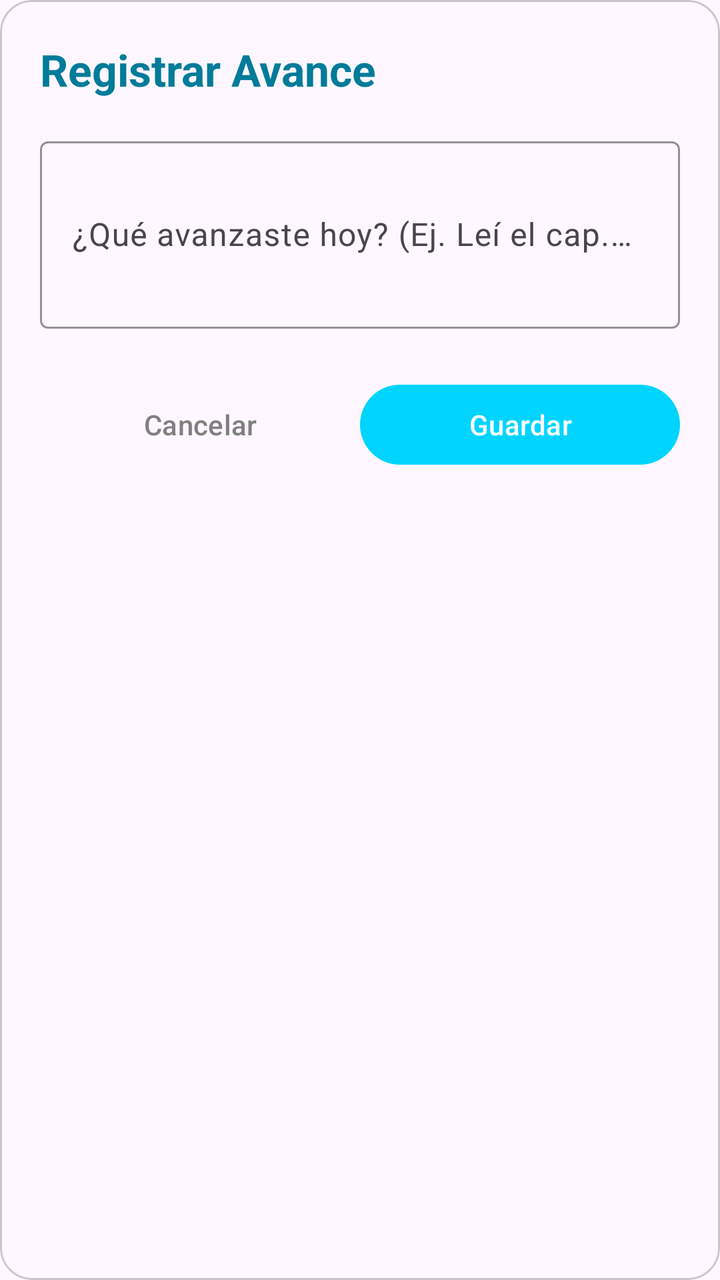
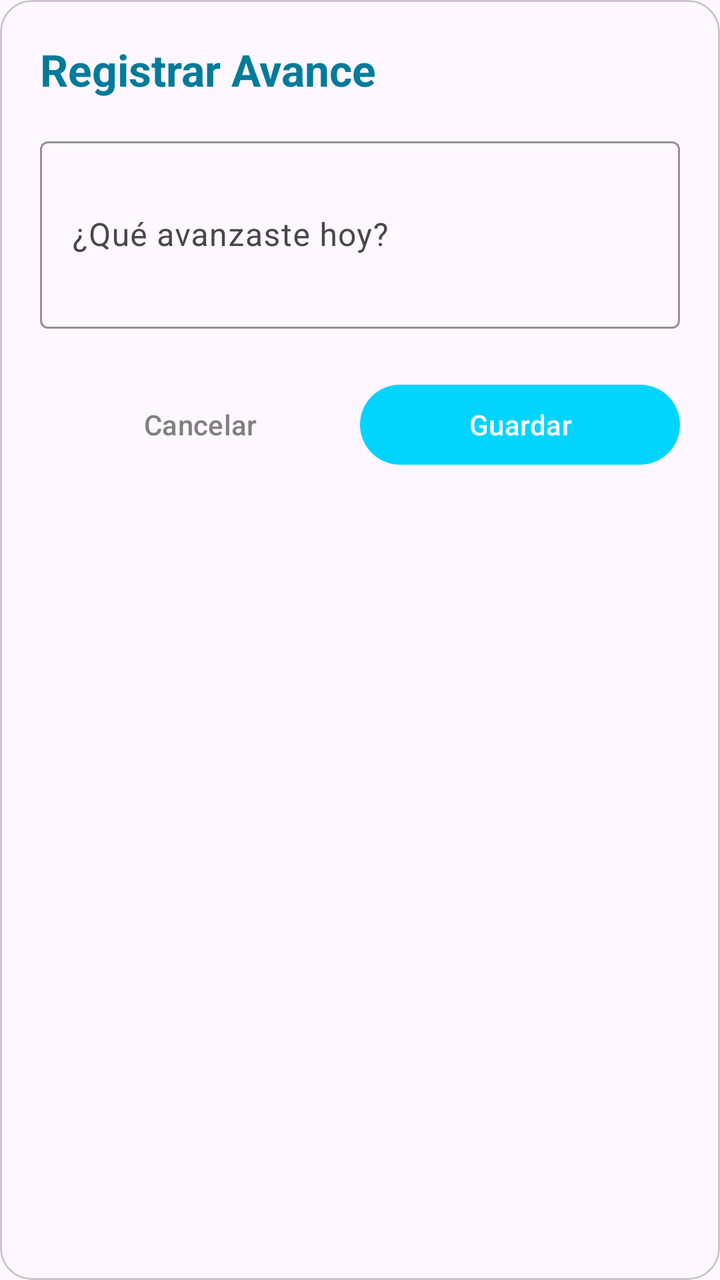

Compare the two renders of this Android layout. The source of the first and the diff that turns it into the second are given below.
<!-- AndroidManifest.xml: application theme Theme.StudiOS -->
<!-- res/layout/pantalla_registrar_avance.xml -->
<?xml version="1.0" encoding="utf-8"?>
<com.google.android.material.card.MaterialCardView xmlns:android="http://schemas.android.com/apk/res/android"
    xmlns:app="http://schemas.android.com/apk/res-auto"
    android:layout_width="match_parent"
    android:layout_height="wrap_content"
    app:cardCornerRadius="16dp"
    app:cardBackgroundColor="?attr/colorSurface">

    <LinearLayout
        android:layout_width="match_parent"
        android:layout_height="wrap_content"
        android:orientation="vertical"
        android:padding="20dp">

        <TextView
            android:layout_width="wrap_content"
            android:layout_height="wrap_content"
            android:text="Registrar Avance"
            android:textColor="@color/studios_cyan_titulo"
            android:textSize="22sp"
            android:textStyle="bold"
            android:layout_marginBottom="16dp"/>

        <com.google.android.material.textfield.TextInputLayout
            style="@style/Widget.Material3.TextInputLayout.OutlinedBox"
            android:layout_width="match_parent"
            android:layout_height="wrap_content"
            app:boxStrokeColor="@color/studios_cyan"
            android:layout_marginBottom="24dp">

            <com.google.android.material.textfield.TextInputEditText
                android:id="@+id/etNotaAvance"
                android:layout_width="match_parent"
                android:layout_height="wrap_content"
                android:lines="3"
                android:hint="¿Qué avanzaste hoy? (Ej. Leí el cap. 1)"
                android:inputType="textMultiLine"
                android:textColor="?attr/colorOnSurface"/>
        </com.google.android.material.textfield.TextInputLayout>

        <LinearLayout
            android:layout_width="match_parent"
            android:layout_height="wrap_content"
            android:orientation="horizontal">

            <Button
                android:id="@+id/btnCancelarAvance"
                style="@style/Widget.Material3.Button.TextButton"
                android:layout_width="0dp"
                android:layout_height="wrap_content"
                android:layout_weight="1"
                android:text="Cancelar"
                android:textColor="@color/gris_texto"/>

            <Button
                android:id="@+id/btnGuardarAvance"
                android:layout_width="0dp"
                android:layout_height="wrap_content"
                android:layout_weight="1"
                android:text="Guardar"
                app:backgroundTint="@color/studios_cyan"/>
        </LinearLayout>
    </LinearLayout>
</com.google.android.material.card.MaterialCardView>
<!-- resources referenced by this layout -->
<resources>
  <color name="gris_texto">#808080</color>
  <color name="studios_cyan">#00D4FF</color>
  <color name="studios_cyan_titulo">#007B99</color>
  <style name="Theme.StudiOS" parent="Base.Theme.StudiOS" />
  <style name="Base.Theme.StudiOS" parent="Theme.Material3.DayNight.NoActionBar">
          
          
      </style>
</resources>

<!-- the commit's change to res/layout/pantalla_registrar_avance.xml (unified diff, before → after) -->
@@ -33,7 +33,7 @@
                 android:layout_width="match_parent"
                 android:layout_height="wrap_content"
                 android:lines="3"
-                android:hint="¿Qué avanzaste hoy? (Ej. Leí el cap. 1)"
+                android:hint="¿Qué avanzaste hoy?"
                 android:inputType="textMultiLine"
                 android:textColor="?attr/colorOnSurface"/>
         </com.google.android.material.textfield.TextInputLayout>
